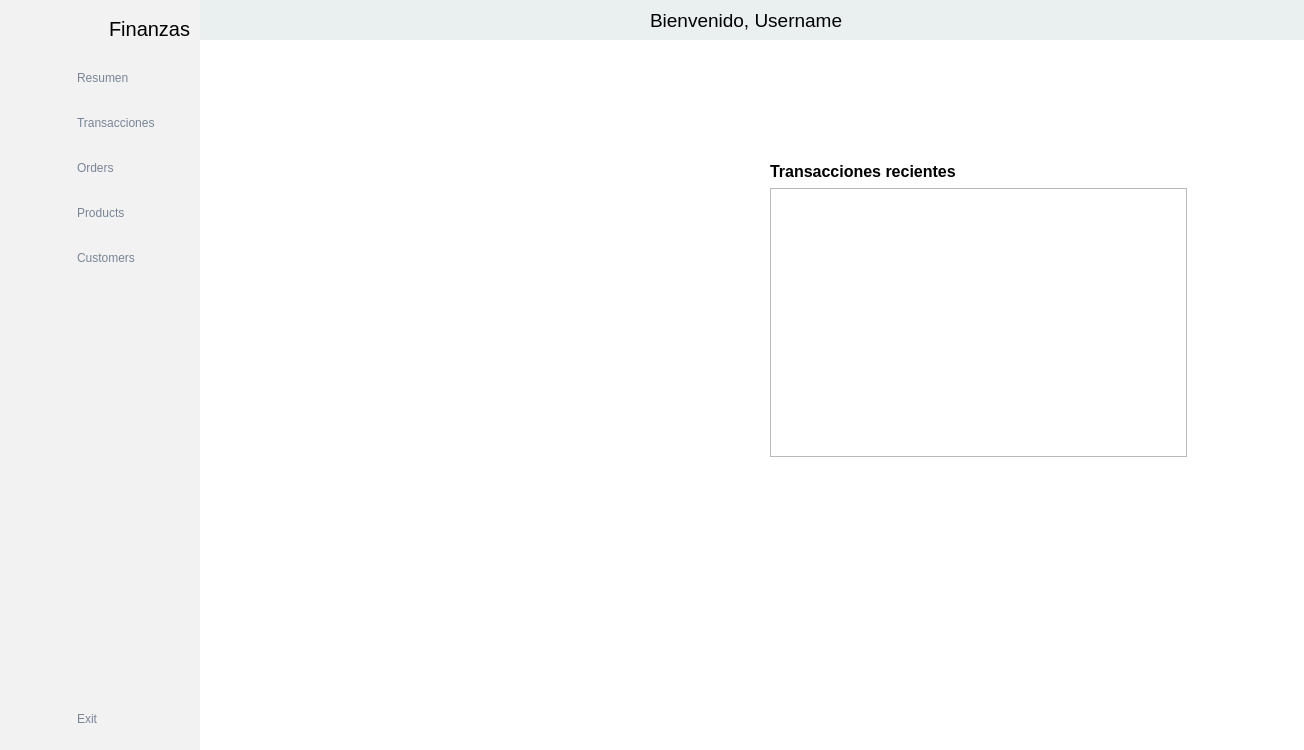
Old version of the form asistente-personal-ventanas/ventanaPrincipal/ventanaPrincipal.ui in the repository phkandresc/asistente-personal.
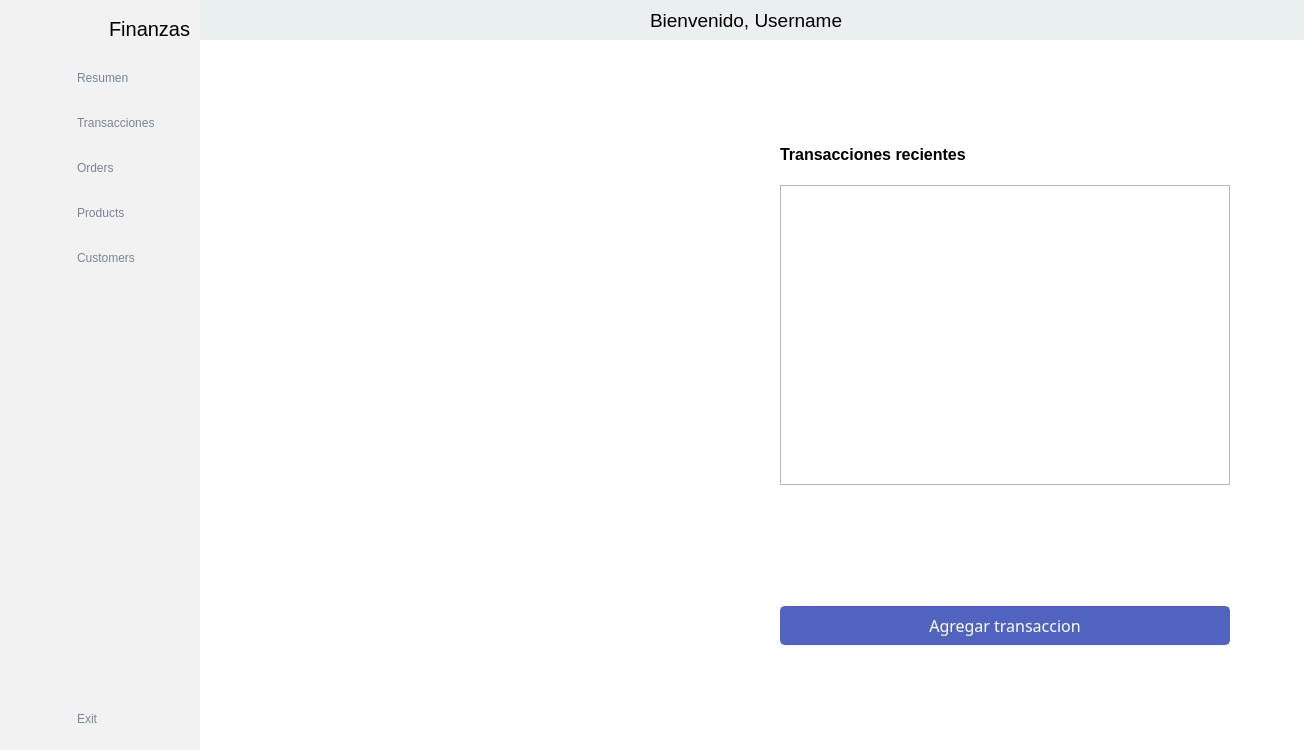
New version of the form. Icons and pictures are not drawn.

The edit to the form file:
```diff
--- a/asistente-personal-ventanas/ventanaPrincipal/ventanaPrincipal.ui
+++ b/asistente-personal-ventanas/ventanaPrincipal/ventanaPrincipal.ui
@@ -98,6 +98,23 @@
 #pilaWidgets {
 	background-color: rgb(255, 255, 255);
 }
+
+#btnAgregarTransaccion{
+}
+
+#btnAgregarTransaccion {
+	background-color: rgb(80, 99, 191);
+	color: rgb(255, 255, 255);
+	border: 2px solid rgb(80, 99, 191);
+	border-radius: 5px;
+	padding: 6px;
+}
+
+#btnAgregarTransaccion:hover,
+#btnAgregarTransaccion:clicked{
+	background-color: rgb(65, 84, 176);
+	border: 2px solid rgb(65, 84, 176);
+}
 </string>
   </property>
   <widget class="QWidget" name="centralwidget">
@@ -1130,61 +1147,142 @@
           </layout>
          </widget>
          <widget class="QWidget" name="paginaTransacciones">
-          <widget class="QWidget" name="widgetCalendario" native="true">
-           <property name="geometry">
-            <rect>
-             <x>40</x>
-             <y>130</y>
-             <width>341</width>
-             <height>291</height>
-            </rect>
-           </property>
-          </widget>
-          <widget class="QWidget" name="">
-           <property name="geometry">
-            <rect>
-             <x>570</x>
-             <y>120</y>
-             <width>419</width>
-             <height>297</height>
-            </rect>
-           </property>
-           <layout class="QVBoxLayout" name="verticalLayout_18">
-            <item>
-             <widget class="QLabel" name="lblBalanceGeneral_5">
-              <property name="font">
-               <font>
-                <pointsize>12</pointsize>
-                <bold>true</bold>
-                <kerning>true</kerning>
-               </font>
-              </property>
-              <property name="text">
-               <string>Transacciones recientes</string>
-              </property>
-              <property name="margin">
-               <number>0</number>
-              </property>
-             </widget>
-            </item>
-            <item>
-             <widget class="QListWidget" name="listTransaccionesPorDia">
-              <property name="minimumSize">
-               <size>
-                <width>417</width>
-                <height>269</height>
-               </size>
-              </property>
-              <property name="maximumSize">
-               <size>
-                <width>417</width>
-                <height>269</height>
-               </size>
-              </property>
-             </widget>
-            </item>
-           </layout>
-          </widget>
+          <layout class="QGridLayout" name="gridLayout_3">
+           <item row="0" column="2">
+            <spacer name="verticalSpacer_8">
+             <property name="orientation">
+              <enum>Qt::Orientation::Vertical</enum>
+             </property>
+             <property name="sizeHint" stdset="0">
+              <size>
+               <width>20</width>
+               <height>86</height>
+              </size>
+             </property>
+            </spacer>
+           </item>
+           <item row="1" column="0">
+            <spacer name="horizontalSpacer_6">
+             <property name="orientation">
+              <enum>Qt::Orientation::Horizontal</enum>
+             </property>
+             <property name="sizeHint" stdset="0">
+              <size>
+               <width>47</width>
+               <height>20</height>
+              </size>
+             </property>
+            </spacer>
+           </item>
+           <item row="1" column="1" colspan="2">
+            <layout class="QHBoxLayout" name="horizontalLayout_6">
+             <item>
+              <widget class="QWidget" name="widgetCalendario" native="true">
+               <property name="minimumSize">
+                <size>
+                 <width>500</width>
+                 <height>500</height>
+                </size>
+               </property>
+              </widget>
+             </item>
+             <item>
+              <layout class="QVBoxLayout" name="verticalLayout_19">
+               <item>
+                <layout class="QVBoxLayout" name="verticalLayout_18">
+                 <item>
+                  <widget class="QLabel" name="lblBalanceGeneral_5">
+                   <property name="font">
+                    <font>
+                     <pointsize>12</pointsize>
+                     <bold>true</bold>
+                     <kerning>true</kerning>
+                    </font>
+                   </property>
+                   <property name="text">
+                    <string>Transacciones recientes</string>
+                   </property>
+                   <property name="margin">
+                    <number>0</number>
+                   </property>
+                  </widget>
+                 </item>
+                 <item>
+                  <widget class="QListWidget" name="listTransaccionesPorDia">
+                   <property name="minimumSize">
+                    <size>
+                     <width>450</width>
+                     <height>300</height>
+                    </size>
+                   </property>
+                   <property name="maximumSize">
+                    <size>
+                     <width>417</width>
+                     <height>269</height>
+                    </size>
+                   </property>
+                  </widget>
+                 </item>
+                </layout>
+               </item>
+               <item>
+                <spacer name="verticalSpacer_7">
+                 <property name="orientation">
+                  <enum>Qt::Orientation::Vertical</enum>
+                 </property>
+                 <property name="sizeHint" stdset="0">
+                  <size>
+                   <width>20</width>
+                   <height>40</height>
+                  </size>
+                 </property>
+                </spacer>
+               </item>
+               <item>
+                <widget class="QPushButton" name="btnAgregarTransaccion">
+                 <property name="font">
+                  <font>
+                   <family>Adwaita Sans</family>
+                   <pointsize>12</pointsize>
+                   <bold>false</bold>
+                  </font>
+                 </property>
+                 <property name="text">
+                  <string>Agregar transaccion</string>
+                 </property>
+                </widget>
+               </item>
+              </layout>
+             </item>
+            </layout>
+           </item>
+           <item row="1" column="3">
+            <spacer name="horizontalSpacer_7">
+             <property name="orientation">
+              <enum>Qt::Orientation::Horizontal</enum>
+             </property>
+             <property name="sizeHint" stdset="0">
+              <size>
+               <width>47</width>
+               <height>20</height>
+              </size>
+             </property>
+            </spacer>
+           </item>
+           <item row="2" column="1">
+            <spacer name="verticalSpacer_9">
+             <property name="orientation">
+              <enum>Qt::Orientation::Vertical</enum>
+             </property>
+             <property name="sizeHint" stdset="0">
+              <size>
+               <width>20</width>
+               <height>86</height>
+              </size>
+             </property>
+            </spacer>
+           </item>
+          </layout>
          </widget>
          <widget class="QWidget" name="page_3">
           <layout class="QGridLayout" name="gridLayout_4">
```
Left out of the diff: 414 changed lines with no effect on the pictures.
